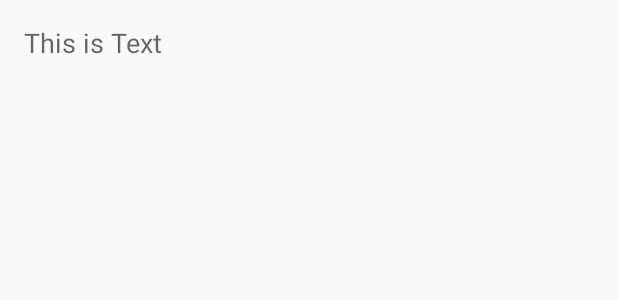
After one commit to wizleysw/PlayGround, an Android app: the layout layout_slide_page.xml on its own in the app's theme, with its tools: preview values and no code run, on a phone screen of 412 x 824 dp. The commit adds this screen. Shown: the top 300 px of the screen. Run offline under Robolectric (Android 15) with nearby library versions, the phone set to English and light mode, and no system bars.

Commit message:
add ViewPager Examples in Java
Reviewed by Wizley.
2020.07.07.

ViewPager is way of implementing slide like view with fragment.

```diff
--- a/app/src/main/AndroidManifest.xml
+++ b/app/src/main/AndroidManifest.xml
@@ -11,7 +11,7 @@
         android:supportsRtl="true"
         android:theme="@style/Theme.AppCompat.Light.NoActionBar">
         <activity
-            android:name=".components.service.bindservice.KTBindServiceActivity">
+            android:name=".viewpager.ScreenSlidePagerActivity">
             <intent-filter>
                 <action android:name="android.intent.action.MAIN" />
                 <category android:name="android.intent.category.LAUNCHER" />
--- a/app/src/main/kotlin/wizley/android/playground/motionevent/KTMotionActivity.kt
+++ b/app/src/main/kotlin/wizley/android/playground/motionevent/KTMotionActivity.kt
@@ -6,7 +6,6 @@ import android.view.GestureDetector
 import android.view.MotionEvent
 import androidx.appcompat.app.AppCompatActivity
 import androidx.core.view.GestureDetectorCompat
-import androidx.core.view.MotionEventCompat
 
 class KTMotionActivity : AppCompatActivity(),
         GestureDetector.OnGestureListener,
--- /dev/null
+++ b/app/src/main/res/layout/layout_slide_page.xml
@@ -0,0 +1,12 @@
+<ScrollView xmlns:android="http://schemas.android.com/apk/res/android"
+android:id="@+id/content"
+android:layout_width="match_parent"
+android:layout_height="match_parent" >
+
+<TextView style="?android:textAppearanceMedium"
+    android:padding="16dp"
+    android:lineSpacingMultiplier="1.2"
+    android:layout_width="match_parent"
+    android:layout_height="wrap_content"
+    android:text="This is Text" />
+</ScrollView>
```
Also changed, not shown: app/src/main/java/wizley/android/playground/viewpager/ScreenSlidePageFragment.java (added, +25 -0 lines), app/src/main/java/wizley/android/playground/viewpager/ScreenSlidePagerActivity.java (added, +36 -0 lines), app/src/main/java/wizley/android/playground/viewpager/ScreenSlidePagerAdapter.java (added, +26 -0 lines), app/src/main/java/wizley/android/playground/viewpager/ZoomOutPageTransformer.java (added, +41 -0 lines), app/src/main/res/layout/activity_viewpager.xml (added, +11 -0 lines).
